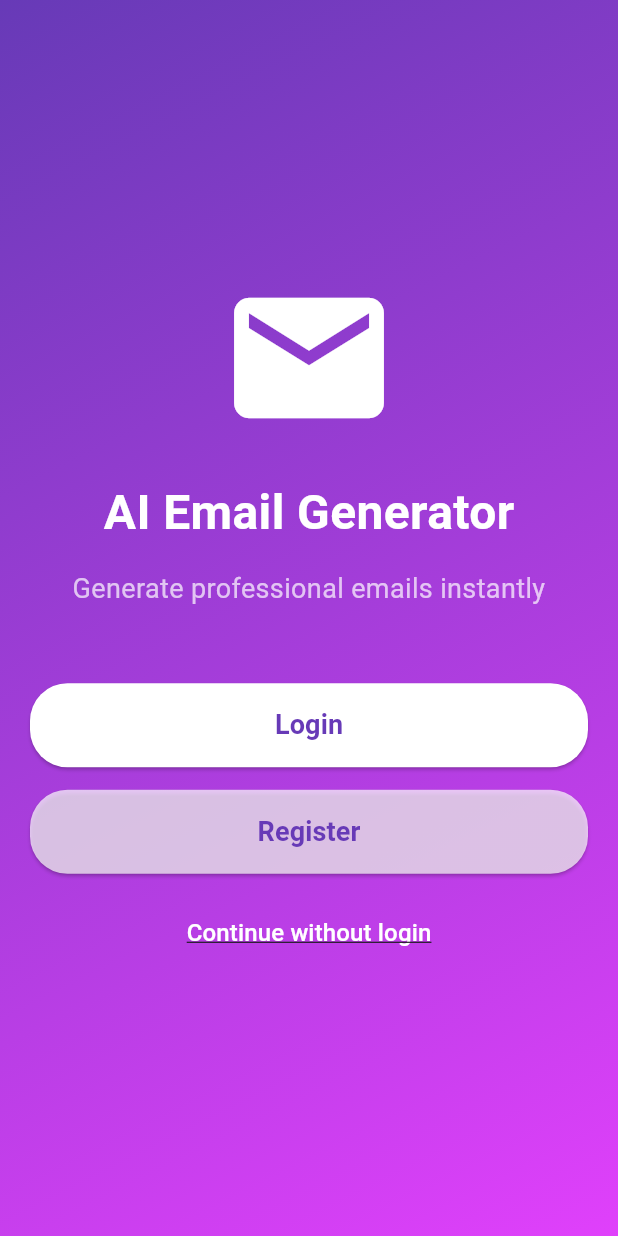
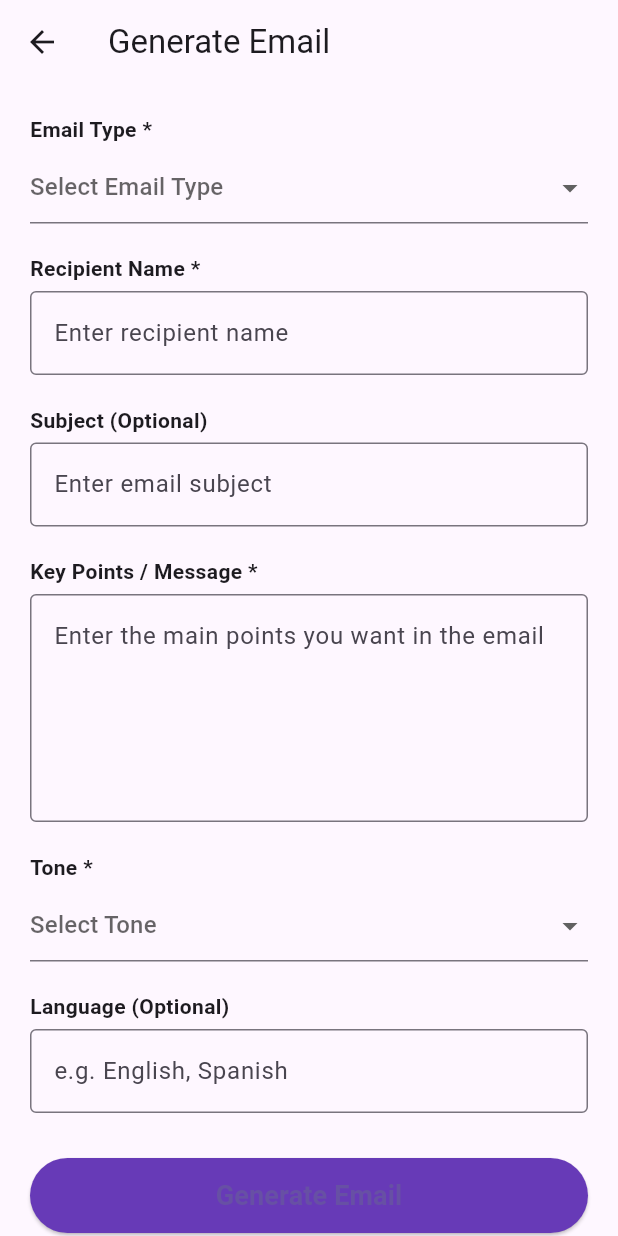
Before and after one commit to musthak2001/letterapp, a Flutter app: the screen it shows after launch, after a tap on "Continue without login", on a phone screen of 412 x 824 dp. Run offline on Flutter 3.47's test engine with Material 3 defaults, Android fonts, the phone set to English and light mode, and no system bars.

Commit message:
Input page and splash screen modified

```diff
--- a/lib/main.dart
+++ b/lib/main.dart
@@ -1,5 +1,7 @@
 import 'package:flutter/material.dart';
 import 'screens/splash_screen.dart';
+import 'screens/loading_screen.dart';
+import 'screens/homescreen.dart';
 
 void main() {
   runApp(const MyApp());
@@ -10,9 +12,13 @@ class MyApp extends StatelessWidget {
 
   @override
   Widget build(BuildContext context) {
-    return const MaterialApp(
+    return MaterialApp(
       debugShowCheckedModeBanner: false,
-      home: SplashScreen(), // Only splash screen for now
+     routes: {
+        '/': (context) => const SplashScreen(),
+        '/homeScreen': (context) => const HomeScreen(),
+        '/LoadingPage': (context) => const LoadingScreen(),
+      }, // Only splash screen for now
     );
   }
 }
--- /dev/null
+++ b/lib/screens/homescreen.dart
@@ -0,0 +1,210 @@
+import 'package:flutter/material.dart';
+
+class HomeScreen extends StatefulWidget {
+  const HomeScreen({super.key});
+
+  @override
+  State<HomeScreen> createState() => _HomeScreenState();
+}
+
+class _HomeScreenState extends State<HomeScreen> {
+  final _formKey = GlobalKey<FormState>();
+
+  // Controllers
+  final TextEditingController recipientController = TextEditingController();
+  final TextEditingController subjectController = TextEditingController();
+  final TextEditingController keyPointsController = TextEditingController();
+  final TextEditingController languageController = TextEditingController();
+
+  // Dropdown values
+  String? emailType;
+  String? tone;
+
+  // Dropdown options
+  final List<String> emailTypes = [
+    'Formal',
+    'Informal',
+    'Complaint',
+    'Request',
+    'Leave Email'
+  ];
+
+  final List<String> tones = [
+    'Professional',
+    'Friendly',
+    'Polite',
+    'Strict'
+  ];
+
+  @override
+  Widget build(BuildContext context) {
+    return Scaffold(
+      appBar: AppBar(
+        title: const Text("Generate Email"),
+      ),
+      body: SingleChildScrollView(
+        padding: const EdgeInsets.all(20),
+        child: Form(
+          key: _formKey,
+          child: Column(
+            crossAxisAlignment: CrossAxisAlignment.start,
+            children: [
+
+              // Email Type Dropdown
+              const Text(
+                "Email Type *",
+                style: TextStyle(fontWeight: FontWeight.bold),
+              ),
+              const SizedBox(height: 5),
+              DropdownButtonFormField<String>(
+                value: emailType,
+                hint: const Text("Select Email Type"),
+                items: emailTypes
+                    .map((type) => DropdownMenuItem(
+                          value: type,
+                          child: Text(type),
+                        ))
+                    .toList(),
+                onChanged: (val) => setState(() => emailType = val),
+                validator: (value) =>
+                    value == null ? "Please select email type" : null,
+              ),
+              const SizedBox(height: 20),
+
+              // Recipient Name
+              const Text(
+                "Recipient Name *",
+                style: TextStyle(fontWeight: FontWeight.bold),
+              ),
+              const SizedBox(height: 5),
+              TextFormField(
+                controller: recipientController,
+                decoration: const InputDecoration(
+                  border: OutlineInputBorder(),
+                  hintText: "Enter recipient name",
+                ),
+                validator: (value) =>
+                    value!.isEmpty ? "Recipient name required" : null,
+              ),
+              const SizedBox(height: 20),
+
+              // Subject
+              const Text(
+                "Subject (Optional)",
+                style: TextStyle(fontWeight: FontWeight.bold),
+              ),
+              const SizedBox(height: 5),
+              TextFormField(
+                controller: subjectController,
+                decoration: const InputDecoration(
+                  border: OutlineInputBorder(),
+                  hintText: "Enter email subject",
+                ),
+              ),
+              const SizedBox(height: 20),
+
+              // Key Points / Message
+              const Text(
+                "Key Points / Message *",
+                style: TextStyle(fontWeight: FontWeight.bold),
+              ),
+              const SizedBox(height: 5),
+              TextFormField(
+                controller: keyPointsController,
+                maxLines: 5,
+                decoration: const InputDecoration(
+                  border: OutlineInputBorder(),
+                  hintText: "Enter the main points you want in the email",
+                ),
+                validator: (value) =>
+                    value!.isEmpty ? "Key points required" : null,
+              ),
+              const SizedBox(height: 20),
+
+              // Tone Dropdown
+              const Text(
+                "Tone *",
+                style: TextStyle(fontWeight: FontWeight.bold),
+              ),
+              const SizedBox(height: 5),
+              DropdownButtonFormField<String>(
+                value: tone,
+                hint: const Text("Select Tone"),
+                items: tones
+                    .map((t) => DropdownMenuItem(
+                          value: t,
+                          child: Text(t),
+                        ))
+                    .toList(),
+                onChanged: (val) => setState(() => tone = val),
+                validator: (value) => value == null ? "Please select tone" : null,
+              ),
+              const SizedBox(height: 20),
+
+              // Language (Optional)
+              const Text(
+                "Language (Optional)",
+                style: TextStyle(fontWeight: FontWeight.bold),
+              ),
+              const SizedBox(height: 5),
+              TextFormField(
+                controller: languageController,
+                decoration: const InputDecoration(
+                  border: OutlineInputBorder(),
+                  hintText: "e.g. English, Spanish",
+                ),
+              ),
+              const SizedBox(height: 30),
+
+              // Generate Button
+              SizedBox(
+                width: double.infinity,
+                height: 50,
+                child: ElevatedButton(
+                  onPressed: () {
+                    if (_formKey.currentState!.validate()) {
+                      // TODO: Send data to OpenAI API
+                      String prompt = """
+Email Type: $emailType
+Recipient: ${recipientController.text}
+Subject: ${subjectController.text}
+Key Points: ${keyPointsController.text}
+Tone: $tone
+Language: ${languageController.text}
+""";
+                      // For now, just show prompt in a dialog
+                      showDialog(
+                        context: context,
+                        builder: (_) => AlertDialog(
+                          title: const Text("Generated Prompt"),
+                          content: Text(prompt),
+                          actions: [
+                            TextButton(
+                              onPressed: () => Navigator.pop(context),
+                              child: const Text("OK"),
+                            )
+                          ],
+                        ),
+                      );
+                    }
+                  },
+                  style: ElevatedButton.styleFrom(
+                    backgroundColor: Colors.deepPurple,
+                    shape: RoundedRectangleBorder(
+                      borderRadius: BorderRadius.circular(25),
+                    ),
+                  ),
+                  child: const Text(
+                    "Generate Email",
+                    style: TextStyle(fontSize: 18, fontWeight: FontWeight.bold),
+                  ),
+                ),
+              ),
+
+            ],
+          ),
+        ),
+      ),
+    );
+  }
+}
--- a/lib/screens/splash_screen.dart
+++ b/lib/screens/splash_screen.dart
@@ -81,7 +81,9 @@ class SplashScreen extends StatelessWidget {
 
             // Continue without login
             TextButton(
-              onPressed: () {},
+              onPressed: () {
+                Navigator.pushNamed(context, '/homeScreen');
+              },
               child: const Text(
                 "Continue without login",
                 style: TextStyle(
```
Also changed, not shown: lib/screens/loading_screen.dart (added, +87 -0 lines), lib/screens/input_screen.dart (deleted).
